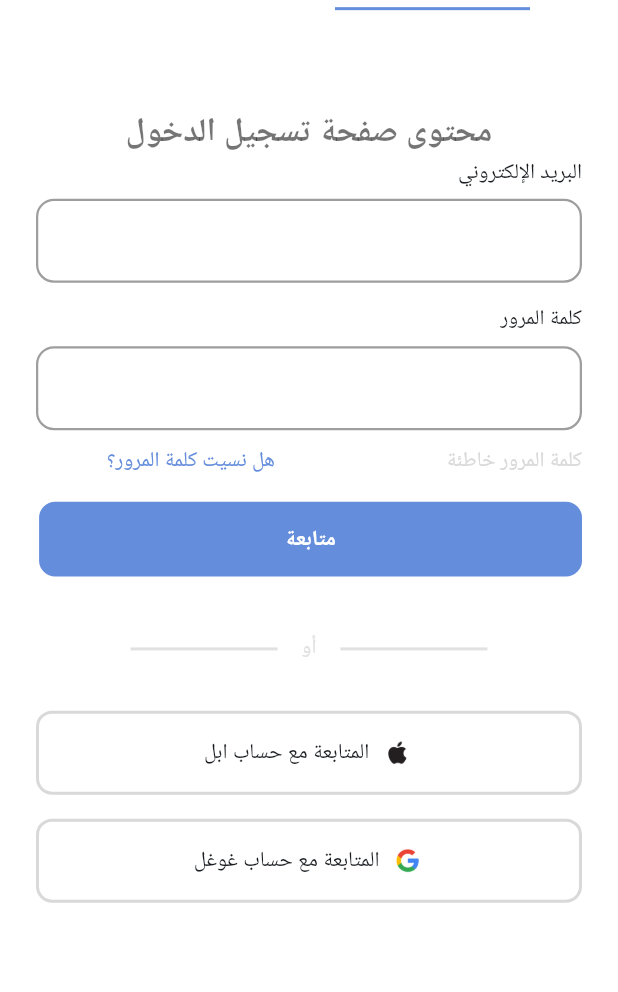
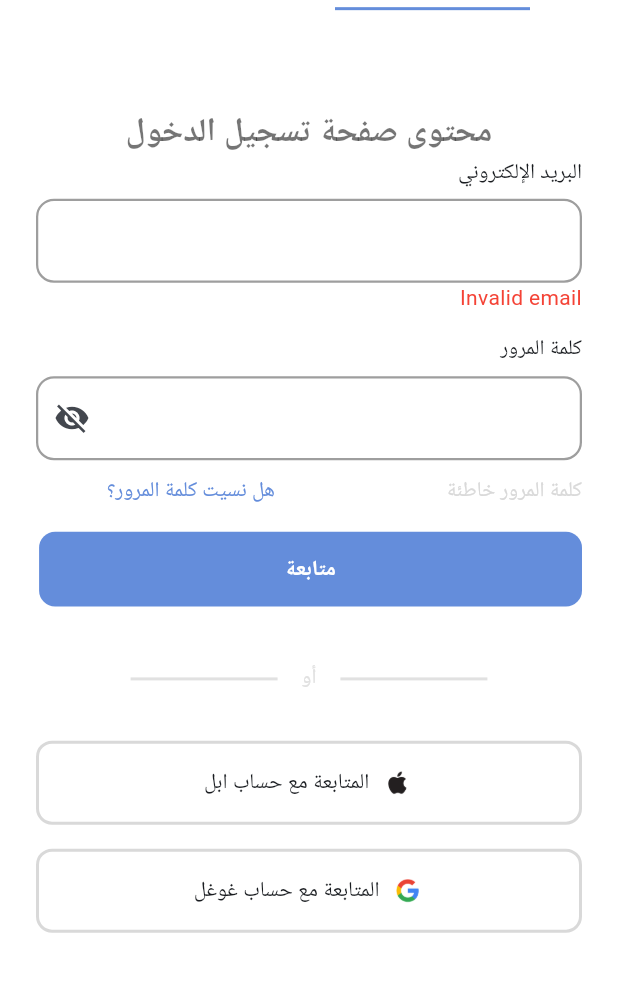
Before and after one commit to MourhafHoary/driver-flutter-app-warhouse, a Flutter app: the screen it shows after launch, on a phone screen of 412 x 824 dp, the part 114-1106 px from its top. Run offline on Flutter 3.47's test engine with Material 3 defaults, Android fonts, the phone set to English and light mode, and no system bars; our stand-ins replace auto_size_text, easy_localization, flutter_otp_text_field, flutter_screenutil, flutter_svg, get and 2 more; Roboto replaces fonts that are missing (Intel).

Commit message:
*Mourhaf finish controller for all Auth + fixing code

```diff
--- a/lib/views/auth/pages/auth_page.dart
+++ b/lib/views/auth/pages/auth_page.dart
@@ -72,7 +72,7 @@ class AuthPageContent extends StatelessWidget {
                   color: Colors.black54,
                 ),
               ),
-              const LoginForm(),
+              LoginForm(),
               SizedBox(height: 43.h),
               const OrDivider(),
               SizedBox(height: 35.h),
@@ -90,7 +90,7 @@ class AuthPageContent extends StatelessWidget {
                 ),
               ),
               //* singUp
-              const SignUpForm(),
+              SignUpForm(),
               SizedBox(height: 43.h),
               const OrDivider(),
               SizedBox(height: 35.h),
--- a/lib/views/auth/pages/password_reset.dart
+++ b/lib/views/auth/pages/password_reset.dart
@@ -17,7 +17,9 @@ class PasswordReset extends StatelessWidget {
   @override
   Widget build(BuildContext context) {
     return Scaffold(
+      backgroundColor: Colors.white,
       appBar: AppBar(
+        backgroundColor: Colors.white,
         automaticallyImplyLeading: false,
         actions: [Padding(
           padding:  EdgeInsets.only(left: 24.0.sp),
--- a/lib/views/auth/pages/set_new_password.dart
+++ b/lib/views/auth/pages/set_new_password.dart
@@ -8,7 +8,7 @@ import 'package:untitled1/core/locallization/app_text.dart';
 import 'package:untitled1/core/theme/app_colors.dart';
 import 'package:untitled1/gen/fonts.gen.dart';
 import 'package:untitled1/translations/locale_keys.g.dart';
-import '../../../controllers/auth_controller/passeord_controller.dart';
+import '../../../controllers/auth_controller/password_controller.dart';
 import '../../../core/component/button_back.dart';
 
 class SetNewPassword extends StatelessWidget {
@@ -18,7 +18,10 @@ class SetNewPassword extends StatelessWidget {
   @override
   Widget build(BuildContext context) {
     return Scaffold(
+      backgroundColor: Colors.white,
       appBar: AppBar(
+        forceMaterialTransparency: true,
+        backgroundColor: Colors.white,
         automaticallyImplyLeading: false,
         actions: [Padding(
           padding: EdgeInsets.only(left:24.sp),
--- a/lib/views/auth/widgets/login_form.dart
+++ b/lib/views/auth/widgets/login_form.dart
@@ -1,8 +1,14 @@
 import 'package:easy_localization/easy_localization.dart';
 import 'package:flutter/material.dart';
 import 'package:flutter_screenutil/flutter_screenutil.dart';
+import 'package:get/get.dart';
+import 'package:get/get_core/src/get_main.dart';
+import 'package:get/get_state_manager/get_state_manager.dart';
 import 'package:go_router/go_router.dart';
+import 'package:untitled1/controllers/auth_controller/email_controller.dart';
+import 'package:untitled1/controllers/auth_controller/password_controller.dart';
 import 'package:untitled1/core/routes/app_routes.dart';
+import 'package:untitled1/gen/fonts.gen.dart';
 import 'package:untitled1/translations/locale_keys.g.dart';
 import '../../../core/component/custom_filed_button.dart';
 import '../../../core/component/custom_text_filed.dart';
@@ -10,27 +16,59 @@ import '../../../core/locallization/app_text.dart';
 import '../../../core/theme/app_colors.dart';
 
 class LoginForm extends StatelessWidget {
-  const LoginForm({super.key});
+   LoginForm({super.key});
 
+  final EmailController controller = Get.put(EmailController());
+  final PasswordController controllerp = Get.put(PasswordController());
   @override
   Widget build(BuildContext context) {
     return  Column(
       crossAxisAlignment: CrossAxisAlignment.start,
       children: [
-         AppText(LocaleKeys.login_email.tr(), fontFamily: 'Inter',style: TextStyle(fontSize: 16.sp, fontWeight: FontWeight.w500),),
+         AppText(Trans(LocaleKeys.login_email).tr, fontFamily: FontFamily.inter,style: TextStyle(fontSize: 16.sp, fontWeight: FontWeight.w500),),
         SizedBox(height: 8.h),
-        const CustomTextFiled(),
+        CustomTextFiled(
+          keyBoardType: TextInputType.emailAddress,
+          controller: controller.emailController,
+          onChanged: controller.validateEmail,
+        ),
+        Obx( () => Align(
+          alignment: Alignment.centerRight,
+          child: Text(
+            controller.isEmailValid.value
+                ? 'Valid email'
+                : 'Invalid email',
+            style: TextStyle(
+              color: controller.isEmailValid.value
+                  ? Colors.green
+                  : Colors.red,
+
+            ),
+          ),
+        )
+        ),
         SizedBox(height: 16.h,),
-        AppText(LocaleKeys.login_password.tr(), fontFamily: 'Inter',),
+        AppText(Trans(LocaleKeys.login_password).tr, fontFamily: FontFamily.inter,),
         SizedBox(height: 8.h,),
-        const CustomTextFiled(),
+        Obx(() => CustomTextFiled(
+          keyBoardType: TextInputType.visiblePassword,
+          obscureText: controllerp.isObscureConfirm.value,
+          suffixIcon: InkWell(
+            onTap: controllerp.toggleConfirm,
+            child: Icon(
+              controllerp.isObscureConfirm.value
+                  ? Icons.visibility_off
+                  : Icons.visibility,
+            ),
+          ),
+        )),
         SizedBox(height: 12.h),
         Row(
           children: [
              AppText(
-              LocaleKeys.login_wrong.tr(),
-              fontFamily: 'Inter',
-              style: TextStyle(color: AppColors.surface),
+              Trans(LocaleKeys.login_wrong).tr,
+              fontFamily: FontFamily.inter,
+              style: const TextStyle(color: AppColors.surface),
             ),
             SizedBox(width: 119.w),
              InkWell(
@@ -38,15 +76,15 @@ class LoginForm extends StatelessWidget {
                  context.push(AppRoutes.forget);
                },
                 child: AppText(
-                  LocaleKeys.login_forget.tr(),
-                  fontFamily: 'Inter',
-                  style: TextStyle(color: AppColors.primary),
+                  Trans(LocaleKeys.login_forget).tr,
+                  fontFamily: FontFamily.inter,
+                  style: const TextStyle(color: AppColors.primary),
                 ))
           ],
         ),
         SizedBox(height: 18.h,),
          CustomFiledButton(
-          text: LocaleKeys.login_continue.tr(),
+          text: Trans(LocaleKeys.login_continue).tr,
         ),
       ],
     );
--- a/lib/views/auth/widgets/or_divider.dart
+++ b/lib/views/auth/widgets/or_divider.dart
@@ -9,7 +9,7 @@ class OrDivider extends StatelessWidget {
 
   @override
   Widget build(BuildContext context) {
-    return     Row(
+    return Row(
       mainAxisAlignment: MainAxisAlignment.center,
       children: [
         Container(
@@ -20,7 +20,7 @@ class OrDivider extends StatelessWidget {
         const SizedBox(width: 16),
          Text(
           LocaleKeys.login_or.tr(),
-          style: TextStyle(color: AppColors.white2),
+          style: const TextStyle(color: AppColors.white2),
         ),
         const SizedBox(width: 16),
         Container(
--- a/lib/views/auth/widgets/tap_selector.dart
+++ b/lib/views/auth/widgets/tap_selector.dart
@@ -2,6 +2,7 @@ import 'package:easy_localization/easy_localization.dart';
 import 'package:flutter/material.dart';
 import 'package:untitled1/core/locallization/app_text.dart';
 import 'package:untitled1/core/theme/app_colors.dart';
+import 'package:untitled1/gen/fonts.gen.dart';
 import 'package:untitled1/translations/locale_keys.g.dart';
 
 class TapSelector extends StatelessWidget {
@@ -28,10 +29,10 @@ class TapSelector extends StatelessWidget {
                 duration: const Duration(milliseconds: 250),
                 style: TextStyle(
                   fontSize: 20,
-                  fontFamily: 'Poppins',
+                  fontFamily: FontFamily.poppins,
                   color: isLogin ? AppColors.primary : Colors.grey,
                 ),
-                child:  AppText(LocaleKeys.login_Login.tr(), fontFamily: 'Poppins',),
+                child:  AppText(LocaleKeys.login_Login.tr(), fontFamily: FontFamily.poppins,),
               ),
               const SizedBox(height: 6),
               AnimatedContainer(
@@ -53,7 +54,7 @@ class TapSelector extends StatelessWidget {
                 duration: const Duration(milliseconds: 250),
                 style: TextStyle(
                   fontSize: 20,
-                  fontFamily: 'Poppins',
+                  fontFamily: FontFamily.poppins,
                   color: !isLogin ? AppColors.primary : Colors.grey,
                 ),
                 child:  Text(LocaleKeys.login_signup.tr()),
```
Also changed, not shown: lib/views/auth/widgets/signup_form.dart (+59 -9 lines), lib/controllers/auth_controller/password_controller.dart (renamed from lib/controllers/auth_controller/passeord_controller.dart).
